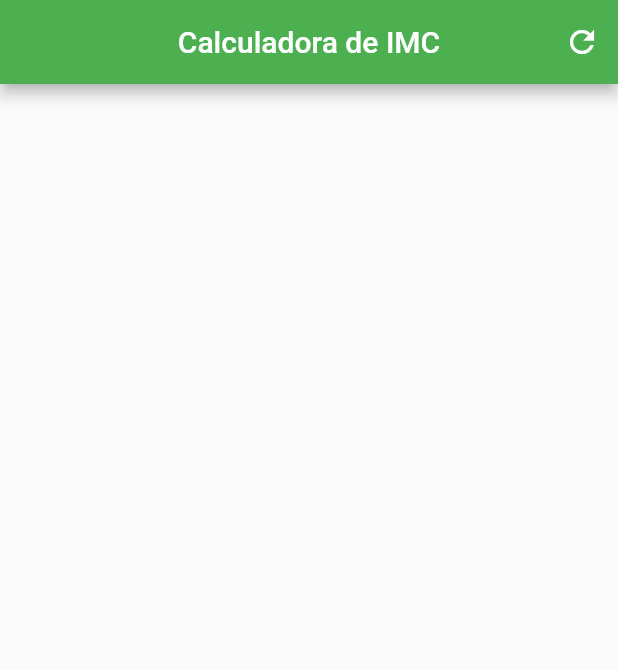
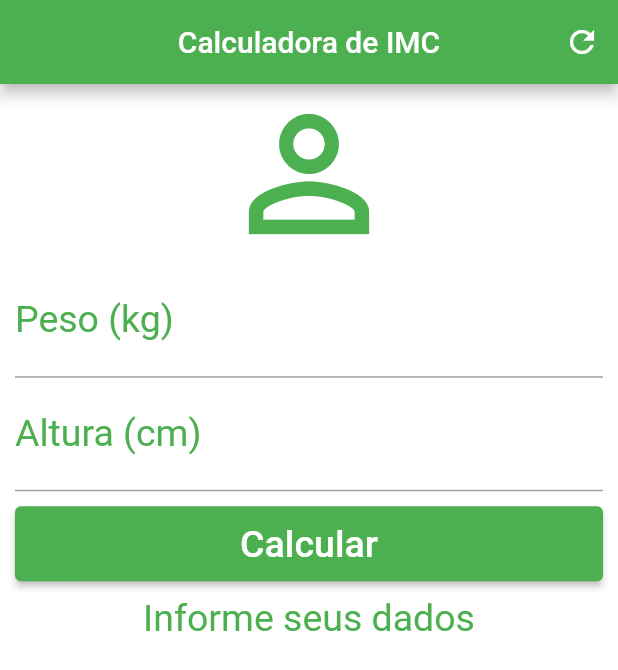
Before and after one commit to Pedroenrick/calculadora_imc, a Flutter app: the screen it shows after launch, on a phone screen of 412 x 824 dp. Shown: the top 670 px of the screen. Run offline on Flutter 3.47's test engine with Material 2 defaults, Android fonts, the phone set to English and light mode, and no system bars.

Commit message:
Adicionado inputs e botão

```diff
--- a/lib/pages/home.dart
+++ b/lib/pages/home.dart
@@ -22,6 +22,57 @@ class _HomeState extends State<Home> {
           ),
         ],
       ),
+      backgroundColor: Colors.white,
+      body: SingleChildScrollView(
+          padding: const EdgeInsets.symmetric(horizontal: 10.0),
+          child: Column(
+            crossAxisAlignment: CrossAxisAlignment.stretch,
+            children: [
+              const Icon(
+                Icons.person_outline,
+                size: 120.0,
+                color: Colors.green,
+              ),
+              const TextField(
+                keyboardType: TextInputType.number,
+                decoration: InputDecoration(
+                  labelText: 'Peso (kg)',
+                  labelStyle: TextStyle(color: Colors.green),
+                ),
+                textAlign: TextAlign.center,
+                style: TextStyle(color: Colors.green, fontSize: 25.0),
+              ),
+              const TextField(
+                keyboardType: TextInputType.number,
+                decoration: InputDecoration(
+                  labelText: 'Altura (cm)',
+                  labelStyle: TextStyle(color: Colors.green),
+                ),
+                textAlign: TextAlign.center,
+                style: TextStyle(color: Colors.green, fontSize: 25.0),
+              ),
+              Padding(
+                padding: const EdgeInsets.only(top: 10.0, bottom: 10.0),
+                child: SizedBox(
+                  height: 50.0,
+                  child: ElevatedButton(
+                    onPressed: () {},
+                    style:
+                        ElevatedButton.styleFrom(backgroundColor: Colors.green),
+                    child: const Text(
+                      'Calcular',
+                      style: TextStyle(color: Colors.white, fontSize: 25.0),
+                    ),
+                  ),
+                ),
+              ),
+              const Text(
+                'Informe seus dados',
+                textAlign: TextAlign.center,
+                style: TextStyle(color: Colors.green, fontSize: 25.0),
+              ),
+            ],
+          )),
     );
   }
 }
```
